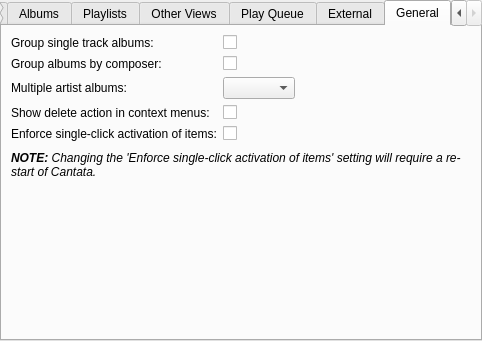
First picture: the form in gui/interfacesettings.ui, repository CDrummond/cantata, before the edit.
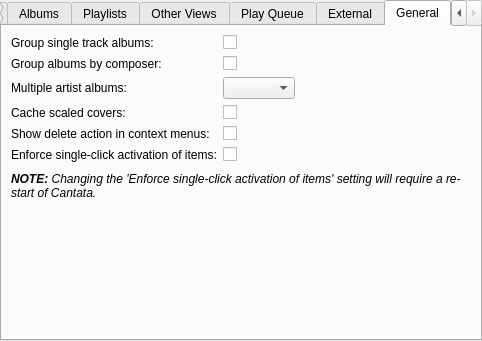
Second picture: the form after the edit. The open tabs and pages were chosen to show the change. Custom widgets are drawn as their Qt base class.

Commit message: Optionally save scaled covers (used in artist and albums views) to disk.

What changed in the file:
```diff
--- a/gui/interfacesettings.ui
+++ b/gui/interfacesettings.ui
@@ -541,6 +541,23 @@
           <widget class="QComboBox" name="groupMultiple"/>
          </item>
          <item row="3" column="0">
+          <widget class="BuddyLabel" name="cacheScaledCoversLabel">
+           <property name="text">
+            <string>Cache scaled covers:</string>
+           </property>
+           <property name="buddy">
+            <cstring>cacheScaledCovers</cstring>
+           </property>
+          </widget>
+         </item>
+         <item row="3" column="1">
+          <widget class="OnOffButton" name="cacheScaledCovers">
+           <property name="text">
+            <string/>
+           </property>
+          </widget>
+         </item>
+         <item row="4" column="0">
           <widget class="BuddyLabel" name="showDeleteActionLabel">
            <property name="text">
             <string>Show delete action in context menus:</string>
@@ -550,14 +567,14 @@
            </property>
           </widget>
          </item>
-         <item row="3" column="1">
+         <item row="4" column="1">
           <widget class="OnOffButton" name="showDeleteAction">
            <property name="text">
             <string/>
            </property>
           </widget>
          </item>
-         <item row="4" column="0">
+         <item row="5" column="0">
           <widget class="BuddyLabel" name="forceSingleClick_label">
            <property name="text">
             <string>Enforce single-click activation of items:</string>
@@ -567,7 +584,7 @@
            </property>
           </widget>
          </item>
-         <item row="4" column="1">
+         <item row="5" column="1">
           <widget class="OnOffButton" name="forceSingleClick">
            <property name="text">
             <string/>
```
The commit also changes 12 other files.
